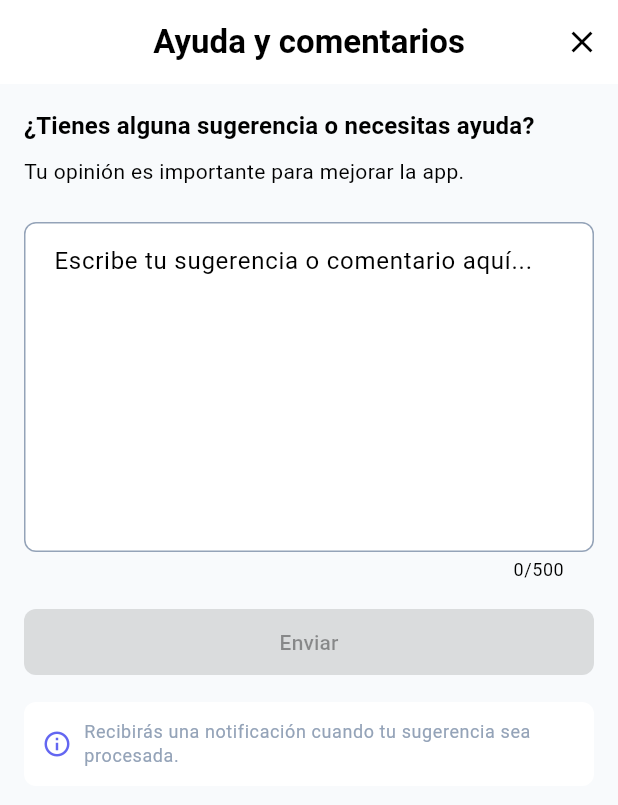
After one commit to Salfonsogar/OpenBooksMobile, a Flutter app: the _AyudaComentariosView screen opened directly, on a phone screen of 412 x 824 dp. The commit adds this screen. Shown: the top 805 px of the screen. Run offline on Flutter 3.47's test engine with Material 3 defaults, Android fonts, the phone set to English and light mode, and no system bars; our stand-ins replace dio, equatable, file_picker, flutter_bloc, flutter_dotenv, flutter_secure_storage and 4 more; missing offline and left inert: signalr_netcore; accounts and stored records are empty; network calls fail.

Commit message:
feat(perfil): agregar módulo de ayuda y comentarios
- Crear modelo Sugerencia para datos de sugerencias
- Agregar método crearSugerencia en datasource, repository y cubit
- Crear página ayuda_comentarios_page con formulario
- Registrar ruta /ayuda-comentarios en router
- Actualizar navegación en profile_page
- Documentar consideración de tema en CONTEXTO_TECNICO

```diff
--- a/open_books_mobile/lib/features/perfil/data/datasources/perfil_datasource.dart
+++ b/open_books_mobile/lib/features/perfil/data/datasources/perfil_datasource.dart
@@ -2,6 +2,7 @@ import 'package:dio/dio.dart';
 
 import '../../../../shared/core/network/api_client.dart';
 import '../../../auth/data/models/usuario.dart';
+import '../models/sugerencia.dart';
 
 class PerfilDataSource {
   final ApiClient _apiClient;
@@ -67,4 +68,16 @@ class PerfilDataSource {
     }
     return Exception('Error de conexión. Intenta más tarde.');
   }
+
+  Future<Sugerencia> crearSugerencia(String comentario) async {
+    try {
+      final response = await _apiClient.post(
+        '/api/Sugerencia',
+        data: {'comentario': comentario},
+      );
+      return Sugerencia.fromJson(response.data as Map<String, dynamic>);
+    } on DioException catch (e) {
+      throw _handleError(e);
+    }
+  }
 }
--- /dev/null
+++ b/open_books_mobile/lib/features/perfil/data/models/sugerencia.dart
@@ -0,0 +1,31 @@
+class Sugerencia {
+  final int id;
+  final int idUsuario;
+  final String nombreUsuario;
+  final String comentario;
+
+  Sugerencia({
+    required this.id,
+    required this.idUsuario,
+    required this.nombreUsuario,
+    required this.comentario,
+  });
+
+  factory Sugerencia.fromJson(Map<String, dynamic> json) {
+    return Sugerencia(
+      id: json['id'] as int,
+      idUsuario: json['idUsuario'] as int? ?? 0,
+      nombreUsuario: json['nombreUsuario'] as String? ?? '',
+      comentario: json['comentario'] as String? ?? '',
+    );
+  }
+
+  Map<String, dynamic> toJson() {
+    return {
+      'id': id,
+      'idUsuario': idUsuario,
+      'nombreUsuario': nombreUsuario,
+      'comentario': comentario,
+    };
+  }
+}
--- a/open_books_mobile/lib/features/perfil/data/repositories/perfil_repository.dart
+++ b/open_books_mobile/lib/features/perfil/data/repositories/perfil_repository.dart
@@ -1,6 +1,7 @@
 import '../datasources/perfil_datasource.dart';
 import '../../../auth/data/models/usuario.dart';
 import '../models/update_perfil_request.dart';
+import '../models/sugerencia.dart';
 
 class PerfilRepository {
   final PerfilDataSource _dataSource;
@@ -22,4 +23,8 @@ class PerfilRepository {
   Future<void> cambiarContrasena(int usuarioId, String contrasenaActual, String nuevaContrasena) {
     return _dataSource.cambiarContrasena(usuarioId, contrasenaActual, nuevaContrasena);
   }
+
+  Future<Sugerencia> crearSugerencia(String comentario) {
+    return _dataSource.crearSugerencia(comentario);
+  }
 }
--- a/open_books_mobile/lib/features/perfil/logic/cubit/perfil_cubit.dart
+++ b/open_books_mobile/lib/features/perfil/logic/cubit/perfil_cubit.dart
@@ -41,6 +41,10 @@ class PerfilError extends PerfilState {
   @override
   List<Object> get props => [message];
 }
+
+class SugerenciaSending extends PerfilState {}
+
+class SugerenciaSuccess extends PerfilState {}
 
 class PerfilCubit extends Cubit<PerfilState> {
   final PerfilRepository _repository;
@@ -146,6 +150,25 @@ class PerfilCubit extends Cubit<PerfilState> {
     await cargarPerfil();
   }
 
+  Future<void> enviarSugerencia(String comentario) async {
+    final sessionState = _sessionCubit.state;
+    if (sessionState is! SessionAuthenticated) {
+      emit(const PerfilError('Debes iniciar sesión para enviar una sugerencia'));
+      return;
+    }
+
+    emit(SugerenciaSending());
+    try {
+      await _repository.crearSugerencia(comentario);
+      emit(SugerenciaSuccess());
+      await Future.delayed(const Duration(seconds: 2));
+      await cargarPerfil();
+    } catch (e) {
+      emit(PerfilError(e.toString().replaceAll('Exception: ', '')));
+      await cargarPerfil();
+    }
+  }
+
   @override
   Future<void> close() {
     _sessionSubscription?.cancel();
--- /dev/null
+++ b/open_books_mobile/lib/features/perfil/ui/pages/ayuda_comentarios_page.dart
@@ -0,0 +1,173 @@
+import 'package:flutter/material.dart';
+import 'package:flutter_bloc/flutter_bloc.dart';
+import 'package:go_router/go_router.dart';
+
+import '../../logic/cubit/perfil_cubit.dart';
+import '../../../../shared/ui/widgets/close_header.dart';
+
+class AyudaComentariosPage extends StatelessWidget {
+  const AyudaComentariosPage({super.key});
+
+  @override
+  Widget build(BuildContext context) {
+    return const _AyudaComentariosView();
+  }
+}
+
+class _AyudaComentariosView extends StatefulWidget {
+  const _AyudaComentariosView();
+
+  @override
+  State<_AyudaComentariosView> createState() => _AyudaComentariosViewState();
+}
+
+class _AyudaComentariosViewState extends State<_AyudaComentariosView> {
+  final _formKey = GlobalKey<FormState>();
+  final _comentarioController = TextEditingController();
+  static const int _maxCaracteres = 500;
+  static const int _minCaracteres = 10;
+
+  @override
+  void dispose() {
+    _comentarioController.dispose();
+    super.dispose();
+  }
+
+  @override
+  Widget build(BuildContext context) {
+    return BlocConsumer<PerfilCubit, PerfilState>(
+      listener: (context, state) {
+        if (state is SugerenciaSuccess) {
+          ScaffoldMessenger.of(context).showSnackBar(
+            const SnackBar(
+              content: Text('Sugerencia enviada correctamente'),
+              backgroundColor: Colors.green,
+            ),
+          );
+          _comentarioController.clear();
+        } else if (state is PerfilError) {
+          ScaffoldMessenger.of(context).showSnackBar(
+            SnackBar(
+              content: Text(state.message),
+              backgroundColor: Theme.of(context).colorScheme.error,
+            ),
+          );
+        }
+      },
+      listenWhen: (previous, current) {
+        if (previous is SugerenciaSending && current is SugerenciaSuccess) return true;
+        if (current is PerfilError) return true;
+        return false;
+      },
+      builder: (context, state) {
+        final isLoading = state is SugerenciaSending;
+        final texto = _comentarioController.text;
+        final esValido = texto.trim().length >= _minCaracteres;
+
+        return Scaffold(
+          appBar: CloseHeader(
+            title: 'Ayuda y comentarios',
+            onClose: () => context.pop(),
+          ),
+          body: SingleChildScrollView(
+            padding: const EdgeInsets.all(16),
+            child: Form(
+              key: _formKey,
+              child: Column(
+                crossAxisAlignment: CrossAxisAlignment.start,
+                children: [
+                  Text(
+                    '¿Tienes alguna sugerencia o necesitas ayuda?',
+                    style: Theme.of(context).textTheme.titleMedium?.copyWith(
+                      fontWeight: FontWeight.bold,
+                    ),
+                  ),
+                  const SizedBox(height: 8),
+                  Text(
+                    'Tu opinión es importante para mejorar la app.',
+                    style: Theme.of(context).textTheme.bodyMedium?.copyWith(
+                      color: Theme.of(context).colorScheme.onSurfaceVariant,
+                    ),
+                  ),
+                  const SizedBox(height: 24),
+                  TextFormField(
+                    controller: _comentarioController,
+                    maxLines: 8,
+                    maxLength: _maxCaracteres,
+                    enabled: !isLoading,
+                    decoration: InputDecoration(
+                      hintText: 'Escribe tu sugerencia o comentario aquí...',
+                      border: OutlineInputBorder(
+                        borderRadius: BorderRadius.circular(12),
+                      ),
+                      alignLabelWithHint: true,
+                    ),
+                    validator: (value) {
+                      if (value == null || value.trim().isEmpty) {
+                        return 'Escribe un comentario';
+                      }
+                      if (value.trim().length < _minCaracteres) {
+                        return 'El comentario debe tener al menos $_minCaracteres caracteres';
+                      }
+                      return null;
+                    },
+                    onChanged: (_) => setState(() {}),
+                  ),
+                  const SizedBox(height: 16),
+                  SizedBox(
+                    width: double.infinity,
+                    child: ElevatedButton(
+                      onPressed: isLoading || !esValido
+                          ? null
+                          : () {
+                              if (_formKey.currentState!.validate()) {
+                                context.read<PerfilCubit>().enviarSugerencia(
+                                  _comentarioController.text.trim(),
+                                );
+                              }
+                            },
+                      child: isLoading
+                          ? SizedBox(
+                              height: 20,
+                              width: 20,
+                              child: CircularProgressIndicator(
+                                strokeWidth: 2,
+                                color: Theme.of(context).colorScheme.onPrimary,
+                              ),
+                            )
+                          : const Text('Enviar'),
+                    ),
+                  ),
+                  const SizedBox(height: 16),
+                  Container(
+                    padding: const EdgeInsets.all(12),
+                    decoration: BoxDecoration(
+                      color: Theme.of(context).colorScheme.surfaceContainerHighest,
+                      borderRadius: BorderRadius.circular(8),
+                    ),
+                    child: Row(
+                      children: [
+                        Icon(
+                          Icons.info_outline,
+                          size: 20,
+                          color: Theme.of(context).colorScheme.primary,
+                        ),
+                        const SizedBox(width: 8),
+                        Expanded(
+                          child: Text(
+                            'Recibirás una notificación cuando tu sugerencia sea procesada.',
+                            style: Theme.of(context).textTheme.bodySmall,
+                          ),
+                        ),
+                      ],
+                    ),
+                  ),
+                ],
+              ),
+            ),
+          ),
+        );
+      },
+    );
+  }
+}
--- a/open_books_mobile/lib/features/perfil/ui/pages/profile_page.dart
+++ b/open_books_mobile/lib/features/perfil/ui/pages/profile_page.dart
@@ -177,9 +177,7 @@ class _ProfilePageState extends State<ProfilePage> {
                         icon: Icons.help_outline,
                         title: 'Ayuda y comentarios',
                         onTap: () {
-                          ScaffoldMessenger.of(context).showSnackBar(
-                            const SnackBar(content: Text('Próximamente')),
-                          );
+                          context.push('/ayuda-comentarios');
                         },
                       ),
                     ],
--- a/open_books_mobile/lib/routing/app_router.dart
+++ b/open_books_mobile/lib/routing/app_router.dart
@@ -15,6 +15,7 @@ import '../features/biblioteca/ui/pages/library_page.dart';
 import '../features/biblioteca/ui/pages/upload_libro_page.dart';
 import '../features/perfil/ui/pages/profile_page.dart';
 import '../features/perfil/ui/pages/edit_profile_page.dart';
+import '../features/perfil/ui/pages/ayuda_comentarios_page.dart';
 import '../features/historial/ui/pages/history_page.dart';
 import '../features/reader/ui/pages/reader_page.dart';
 import '../features/settings/ui/pages/settings_page.dart';
@@ -64,7 +65,7 @@ class AppRouter {
       }
 
       if (!isAdminRoute && isAdmin) {
-        final exemptRoutes = ['/profile', '/settings', '/notifications', '/search', '/book', '/reader', '/library', '/history'];
+        final exemptRoutes = ['/profile', '/settings', '/notifications', '/search', '/book', '/reader', '/library', '/history', '/ayuda-comentarios'];
         final isExempt = exemptRoutes.any((route) => state.matchedLocation.startsWith(route));
         if (!isExempt) {
           return '/admin';
@@ -156,6 +157,10 @@ class AppRouter {
       GoRoute(
         path: '/notifications',
         builder: (context, state) => const NotificationsPage(),
+      ),
+      GoRoute(
+        path: '/ayuda-comentarios',
+        builder: (context, state) => const AyudaComentariosPage(),
       ),
       ShellRoute(
         builder: (context, state, child) {
```
Also changed, not shown: 1 other file.
